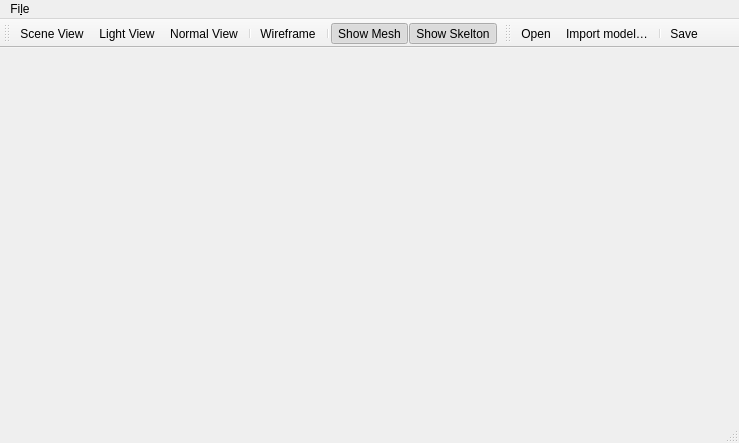
First picture: the form in tools/MIEP/mainwindow.ui, repository ikskuh/acknext, before the edit.
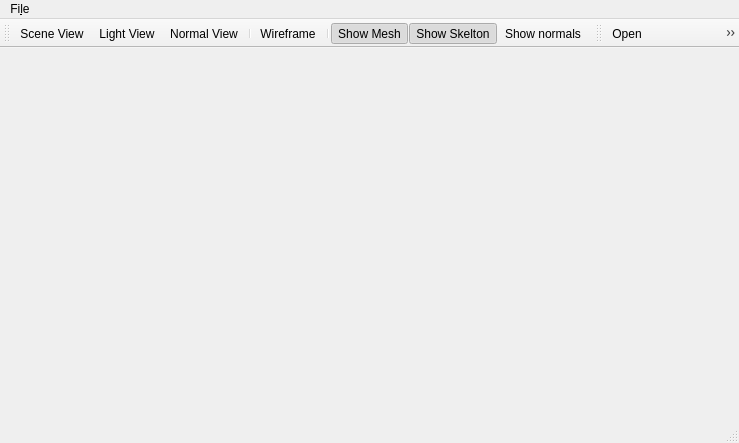
Second picture: the form after the edit. Icons and pictures are not drawn. Custom widgets are drawn as their Qt base class.

Patch:
```diff
--- a/tools/MIEP/mainwindow.ui
+++ b/tools/MIEP/mainwindow.ui
@@ -64,7 +64,7 @@
     <enum>TopToolBarArea</enum>
    </attribute>
    <attribute name="toolBarBreak">
-    <bool>true</bool>
+    <bool>false</bool>
    </attribute>
    <addaction name="actionScene_View"/>
    <addaction name="actionLight_View"/>
@@ -74,6 +74,7 @@
    <addaction name="separator"/>
    <addaction name="actionShow_Mesh"/>
    <addaction name="actionShow_Skelton"/>
+   <addaction name="actionShow_normals"/>
   </widget>
   <widget class="QStatusBar" name="statusBar"/>
   <widget class="QToolBar" name="fileToolbar">
@@ -213,12 +214,27 @@
      <normaloff>:/icons/file-import.png</normaloff>:/icons/file-import.png</iconset>
    </property>
    <property name="text">
-    <string>Import model…</string>
+    <string>&amp;Import model…</string>
    </property>
    <property name="shortcut">
     <string>Ctrl+Shift+O</string>
    </property>
   </action>
+  <action name="actionShow_normals">
+   <property name="checkable">
+    <bool>true</bool>
+   </property>
+   <property name="icon">
+    <iconset resource="../../resource/ackui.qrc">
+     <normaloff>:/icons/show-normal.png</normaloff>:/icons/show-normal.png</iconset>
+   </property>
+   <property name="text">
+    <string>Show normals</string>
+   </property>
+   <property name="shortcut">
+    <string>Ctrl+Shift+N</string>
+   </property>
+  </action>
  </widget>
  <layoutdefault spacing="6" margin="11"/>
  <customwidgets>
```
Left out of the diff: 16 changed lines with no effect on the pictures.
